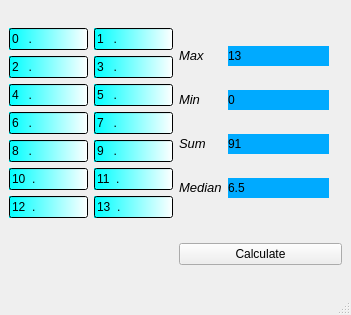
zzzzz1st/Calculator, file calculator.ui: the form before one commit.
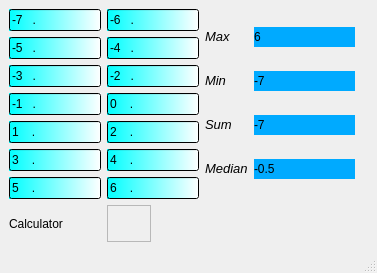
The form after the commit. Icons and pictures are not drawn.

What changed in the file:
```diff
--- a/calculator.ui
+++ b/calculator.ui
@@ -6,8 +6,8 @@
    <rect>
     <x>0</x>
     <y>0</y>
-    <width>351</width>
-    <height>315</height>
+    <width>377</width>
+    <height>259</height>
    </rect>
   </property>
   <property name="windowTitle">
@@ -15,7 +15,7 @@
   </property>
   <widget class="QWidget" name="centralwidget">
    <layout class="QGridLayout" name="gridLayout_3">
-    <item row="0" column="0">
+    <item row="0" column="0" colspan="2">
      <layout class="QGridLayout" name="gridLayout">
       <item row="0" column="0">
        <widget class="QLineEdit" name="var0">
@@ -23,10 +23,10 @@
          <string notr="true">background-color: qlineargradient(spread:pad, x1:0, y1:0, x2:1, y2:0, stop:0 rgba(0, 255, 255, 255), stop:1 rgba(255, 255, 255, 255));</string>
         </property>
         <property name="inputMask">
-         <string>9999.999</string>
+         <string>#9999.999</string>
         </property>
         <property name="text">
-         <string>0.</string>
+         <string>-7.</string>
         </property>
        </widget>
       </item>
@@ -36,10 +36,10 @@
          <string notr="true">background-color: qlineargradient(spread:pad, x1:0, y1:0, x2:1, y2:0, stop:0 rgba(0, 255, 255, 255), stop:1 rgba(255, 255, 255, 255));</string>
         </property>
         <property name="inputMask">
-         <string>9999.999</string>
+         <string>#9999.999</string>
         </property>
         <property name="text">
-         <string>1.</string>
+         <string>-6.</string>
         </property>
        </widget>
       </item>
@@ -52,10 +52,10 @@
          <set>Qt::ImhNone</set>
         </property>
         <property name="inputMask">
-         <string>9999.999</string>
+         <string>#9999.999</string>
         </property>
         <property name="text">
-         <string>2.</string>
+         <string>-5.</string>
         </property>
        </widget>
       </item>
@@ -65,10 +65,10 @@
          <string notr="true">background-color: qlineargradient(spread:pad, x1:0, y1:0, x2:1, y2:0, stop:0 rgba(0, 255, 255, 255), stop:1 rgba(255, 255, 255, 255));</string>
         </property>
         <property name="inputMask">
-         <string>9999.999</string>
+         <string>#9999.999</string>
         </property>
         <property name="text">
-         <string>3.</string>
+         <string>-4.</string>
         </property>
        </widget>
       </item>
@@ -78,10 +78,10 @@
          <string notr="true">background-color: qlineargradient(spread:pad, x1:0, y1:0, x2:1, y2:0, stop:0 rgba(0, 255, 255, 255), stop:1 rgba(255, 255, 255, 255));</string>
         </property>
         <property name="inputMask">
-         <string>9999.999</string>
+         <string>#9999.999</string>
         </property>
         <property name="text">
-         <string>4.</string>
+         <string>-3.</string>
         </property>
        </widget>
       </item>
@@ -91,10 +91,10 @@
          <string notr="true">background-color: qlineargradient(spread:pad, x1:0, y1:0, x2:1, y2:0, stop:0 rgba(0, 255, 255, 255), stop:1 rgba(255, 255, 255, 255));</string>
         </property>
         <property name="inputMask">
-         <string>9999.999</string>
+         <string>#9999.999</string>
         </property>
         <property name="text">
-         <string>5.</string>
+         <string>-2.</string>
         </property>
        </widget>
       </item>
@@ -104,10 +104,10 @@
          <string notr="true">background-color: qlineargradient(spread:pad, x1:0, y1:0, x2:1, y2:0, stop:0 rgba(0, 255, 255, 255), stop:1 rgba(255, 255, 255, 255));</string>
         </property>
         <property name="inputMask">
-         <string>9999.999</string>
+         <string>#9999.999</string>
         </property>
         <property name="text">
-         <string>6.</string>
+         <string>-1.</string>
         </property>
        </widget>
       </item>
@@ -117,10 +117,10 @@
          <string notr="true">background-color: qlineargradient(spread:pad, x1:0, y1:0, x2:1, y2:0, stop:0 rgba(0, 255, 255, 255), stop:1 rgba(255, 255, 255, 255));</string>
         </property>
         <property name="inputMask">
-         <string>9999.999</string>
+         <string>#9999.999</string>
         </property>
         <property name="text">
-         <string>7.</string>
+         <string>0.</string>
         </property>
        </widget>
       </item>
@@ -130,10 +130,10 @@
          <string notr="true">background-color: qlineargradient(spread:pad, x1:0, y1:0, x2:1, y2:0, stop:0 rgba(0, 255, 255, 255), stop:1 rgba(255, 255, 255, 255));</string>
         </property>
         <property name="inputMask">
-         <string>9999.999</string>
+         <string>#9999.999</string>
         </property>
         <property name="text">
-         <string>8.</string>
+         <string>1.</string>
         </property>
        </widget>
       </item>
@@ -143,10 +143,10 @@
          <string notr="true">background-color: qlineargradient(spread:pad, x1:0, y1:0, x2:1, y2:0, stop:0 rgba(0, 255, 255, 255), stop:1 rgba(255, 255, 255, 255));</string>
         </property>
         <property name="inputMask">
-         <string>9999.999</string>
+         <string>#9999.999</string>
         </property>
         <property name="text">
-         <string>9.</string>
+         <string>2.</string>
         </property>
        </widget>
       </item>
@@ -156,10 +156,10 @@
          <string notr="true">background-color: qlineargradient(spread:pad, x1:0, y1:0, x2:1, y2:0, stop:0 rgba(0, 255, 255, 255), stop:1 rgba(255, 255, 255, 255));</string>
         </property>
         <property name="inputMask">
-         <string>9999.999</string>
+         <string>#9999.999</string>
         </property>
         <property name="text">
-         <string>10.</string>
+         <string>3.</string>
         </property>
        </widget>
       </item>
@@ -169,10 +169,10 @@
          <string notr="true">background-color: qlineargradient(spread:pad, x1:0, y1:0, x2:1, y2:0, stop:0 rgba(0, 255, 255, 255), stop:1 rgba(255, 255, 255, 255));</string>
         </property>
         <property name="inputMask">
-         <string>9999.999</string>
+         <string>#9999.999</string>
         </property>
         <property name="text">
-         <string>11.</string>
+         <string>4.</string>
         </property>
        </widget>
       </item>
@@ -182,10 +182,10 @@
          <string notr="true">background-color: qlineargradient(spread:pad, x1:0, y1:0, x2:1, y2:0, stop:0 rgba(0, 255, 255, 255), stop:1 rgba(255, 255, 255, 255));</string>
         </property>
         <property name="inputMask">
-         <string>9999.999</string>
+         <string>#9999.999</string>
         </property>
         <property name="text">
-         <string>12.</string>
+         <string>5.</string>
         </property>
        </widget>
       </item>
@@ -195,16 +195,16 @@
          <string notr="true">background-color: qlineargradient(spread:pad, x1:0, y1:0, x2:1, y2:0, stop:0 rgba(0, 255, 255, 255), stop:1 rgba(255, 255, 255, 255));</string>
         </property>
         <property name="inputMask">
-         <string>9999.999</string>
+         <string>#9999.999</string>
         </property>
         <property name="text">
-         <string>13.</string>
+         <string>6.</string>
         </property>
        </widget>
       </item>
      </layout>
     </item>
-    <item row="0" column="1">
+    <item row="0" column="2" colspan="2">
      <layout class="QGridLayout" name="gridLayout_2">
       <item row="0" column="0">
        <widget class="QLabel" name="label">
@@ -232,7 +232,7 @@
 </string>
         </property>
         <property name="text">
-         <string>13</string>
+         <string>6</string>
         </property>
         <property name="scaledContents">
          <bool>false</bool>
@@ -280,7 +280,7 @@
          <string notr="true">background-color: rgb(0, 170, 255);</string>
         </property>
         <property name="text">
-         <string>0</string>
+         <string>-7</string>
         </property>
        </widget>
       </item>
@@ -325,7 +325,7 @@
          <string notr="true">background-color: rgb(0, 170, 255);</string>
         </property>
         <property name="text">
-         <string>91</string>
+         <string>-7</string>
         </property>
        </widget>
       </item>
@@ -370,7 +370,7 @@
          <string notr="true">background-color: rgb(0, 170, 255);</string>
         </property>
         <property name="text">
-         <string>6.5</string>
+         <string>-0.5</string>
         </property>
        </widget>
       </item>
@@ -392,28 +392,54 @@
       </item>
      </layout>
     </item>
-    <item row="1" column="1">
-     <widget class="QPushButton" name="pushButton">
+    <item row="1" column="0">
+     <widget class="QLabel" name="label_5">
       <property name="styleSheet">
-       <string notr="true"/>
+       <string notr="true">font: 75 italic 24pt &quot;Times New Roman&quot;;</string>
       </property>
       <property name="text">
-       <string>Calculate</string>
+       <string>Calculator</string>
       </property>
-      <property name="checkable">
-       <bool>false</bool>
+     </widget>
+    </item>
+    <item row="1" column="1" colspan="2">
+     <widget class="QFrame" name="frame">
+      <property name="minimumSize">
+       <size>
+        <width>44</width>
+        <height>37</height>
+       </size>
       </property>
-      <property name="checked">
-       <bool>false</bool>
+      <property name="maximumSize">
+       <size>
+        <width>44</width>
+        <height>37</height>
+       </size>
       </property>
-      <property name="autoRepeat">
-       <bool>false</bool>
+      <property name="styleSheet">
+       <string notr="true">image: url(:/images/calculator_icon.png);</string>
       </property>
-      <property name="autoExclusive">
-       <bool>false</bool>
+      <property name="frameShape">
+       <enum>QFrame::StyledPanel</enum>
       </property>
+      <property name="frameShadow">
+       <enum>QFrame::Raised</enum>
+      </property>
      </widget>
     </item>
+    <item row="1" column="3">
+     <spacer name="horizontalSpacer_5">
+      <property name="orientation">
+       <enum>Qt::Horizontal</enum>
+      </property>
+      <property name="sizeHint" stdset="0">
+       <size>
+        <width>161</width>
+        <height>20</height>
+       </size>
+      </property>
+     </spacer>
+    </item>
    </layout>
   </widget>
   <widget class="QStatusBar" name="statusbar"/>
```
